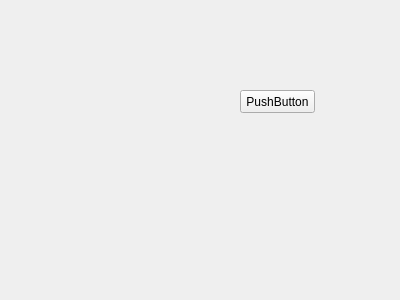
This is JLUsb/jlwidget.ui in secretan/QtPrj as Qt 5 draws it before an edit. The edited form follows.
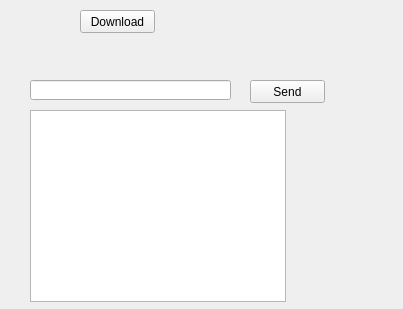
This is the edited form.

```diff
--- a/JLUsb/jlwidget.ui
+++ b/JLUsb/jlwidget.ui
@@ -6,8 +6,8 @@
    <rect>
     <x>0</x>
     <y>0</y>
-    <width>400</width>
-    <height>300</height>
+    <width>403</width>
+    <height>309</height>
    </rect>
   </property>
   <property name="windowTitle">
@@ -16,14 +16,47 @@
   <widget class="QPushButton" name="pushButton">
    <property name="geometry">
     <rect>
-     <x>240</x>
-     <y>90</y>
+     <x>250</x>
+     <y>80</y>
      <width>75</width>
      <height>23</height>
     </rect>
    </property>
    <property name="text">
-    <string>PushButton</string>
+    <string>Send</string>
+   </property>
+  </widget>
+  <widget class="QPushButton" name="pushButton_2">
+   <property name="geometry">
+    <rect>
+     <x>80</x>
+     <y>10</y>
+     <width>75</width>
+     <height>23</height>
+    </rect>
+   </property>
+   <property name="text">
+    <string>Download</string>
+   </property>
+  </widget>
+  <widget class="QLineEdit" name="lineEdit">
+   <property name="geometry">
+    <rect>
+     <x>30</x>
+     <y>80</y>
+     <width>201</width>
+     <height>20</height>
+    </rect>
+   </property>
+  </widget>
+  <widget class="QTextBrowser" name="textBrowser">
+   <property name="geometry">
+    <rect>
+     <x>30</x>
+     <y>110</y>
+     <width>256</width>
+     <height>192</height>
+    </rect>
    </property>
   </widget>
  </widget>
```
